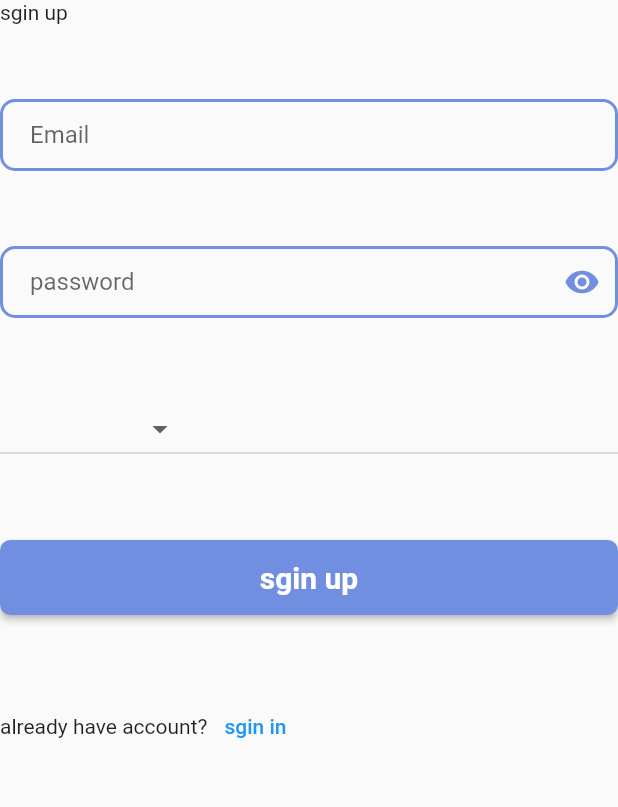
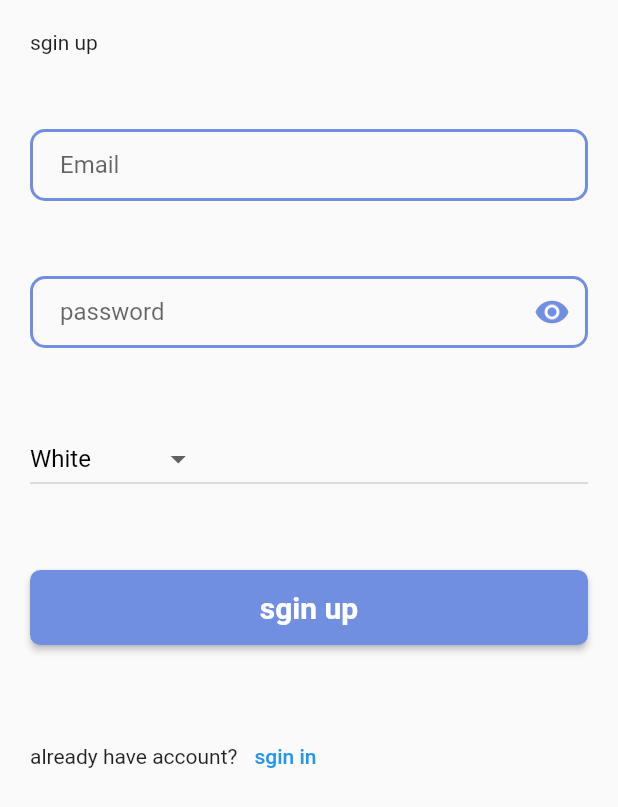
Before and after one commit to SohibAl-Bakri/lab_10, a Flutter app: the screen it shows after launch, after a tap on "sgin up", on a phone screen of 412 x 824 dp. Shown: the top 807 px of the screen. Run offline on Flutter 3.47's test engine with Material 2 defaults, Android fonts, the phone set to English and light mode, and no system bars; our stand-ins replace cloud_firestore, firebase_auth, firebase_core; accounts and stored records are empty; network calls fail.

Commit message:
first commit

```diff
--- a/lab-10--main/lib/screens/sgin_in.dart
+++ b/lab-10--main/lib/screens/sgin_in.dart
@@ -1,5 +1,6 @@
-// ignore_for_file: non_constant_identifier_names, camel_case_types, use_build_context_synchronously, unused_local_variable
+// ignore_for_file: non_constant_identifier_names, camel_case_types, unused_local_variable, use_build_context_synchronously, duplicate_ignore
 
+import 'package:cloud_firestore/cloud_firestore.dart';
 import 'package:firebase_auth/firebase_auth.dart';
 import 'package:flutter/material.dart';
 import 'package:lab10/screens/adjective.dart';
@@ -7,16 +8,32 @@ import 'package:lab10/widgets/widgets.dart';
 
 import 'sgin_up.dart';
 
-class Login extends StatelessWidget {
+String? userColor;
+void checkColor() async {
+  User? user = FirebaseAuth.instance.currentUser;
+  DocumentSnapshot userInfo =
+      await FirebaseFirestore.instance.collection('user').doc(user?.uid).get();
+  String userRole = userInfo['color'];
+  userColor = userRole;
+}
+
+class Login extends StatefulWidget {
   const Login({super.key});
 
   @override
-  Widget build(BuildContext context) {
+  State<Login> createState() => _LoginState();
+}
+
+class _LoginState extends State<Login> {
   TextEditingController Email = TextEditingController();
   TextEditingController PassWord = TextEditingController();
 
+  @override
+  Widget build(BuildContext context) {
     return Scaffold(
-      body: ListView(
+      body: Padding(
+        padding: EdgeInsets.all(20),
+        child: ListView(
           children: [
             const Text("login"),
             addVertecailSpacing(50),
@@ -45,10 +62,14 @@ class Login extends StatelessWidget {
                         content: Text("signed in successfully"),
                       ),
                     );
+                    checkColor();
+                    print(userColor);
+                    print(List);
+                    // ignore: use_build_context_synchronously
                     Navigator.push(
                         context,
                         MaterialPageRoute(
-                        builder: (context) => const AdjectivePage(),
+                          builder: (context) => AdjectivePage(),
                         ));
                   } catch (e) {
                     ScaffoldMessenger.of(context).showSnackBar(
@@ -68,7 +89,7 @@ class Login extends StatelessWidget {
                       Navigator.push(
                           context,
                           MaterialPageRoute(
-                          builder: (context) => Sginup(),
+                            builder: (context) => const Sginup(),
                           ));
                     },
                     child: const Text("sgin up"))
@@ -76,6 +97,7 @@ class Login extends StatelessWidget {
             )
           ],
         ),
+      ),
     );
   }
 }
--- a/lab-10--main/lib/screens/sgin_up.dart
+++ b/lab-10--main/lib/screens/sgin_up.dart
@@ -4,13 +4,12 @@ import 'package:cloud_firestore/cloud_firestore.dart';
 import 'package:firebase_auth/firebase_auth.dart';
 import 'package:flutter/material.dart';
 import 'package:lab10/screens/sgin_in.dart';
-
-import '../widgets/widgets.dart';
+import 'package:lab10/widgets/bottons.dart';
+import 'package:lab10/widgets/spacing.dart';
+import 'package:lab10/widgets/textField.dart';
 
 class Sginup extends StatefulWidget {
-   Sginup({super.key});
-
-  String chosenColor = "white";
+  const Sginup({super.key});
 
   @override
   State<Sginup> createState() => _SginupState();
@@ -19,23 +18,25 @@ class Sginup extends StatefulWidget {
 class _SginupState extends State<Sginup> {
   @override
   Widget build(BuildContext context) {
-    List? colors = [
+    List colors = [
       "White",
       "Red",
       "Blue",
       "Yellow",
-      "green",
-      "Red And Blue",
+      "Green",
+      "RedAndBlue",
       "Rainbow",
     ];
-    String chosenColor = '';
+    String chosenColor = "White";
     TextEditingController PassWord = TextEditingController();
     TextEditingController Email = TextEditingController();
 
     return StatefulBuilder(
       builder: (BuildContext context, setState) {
         return Scaffold(
-          body: ListView(
+          body: Padding(
+            padding: EdgeInsets.all(20),
+            child: ListView(
               children: [
                 const Text("sgin up"),
                 addVertecailSpacing(50),
@@ -43,15 +44,13 @@ class _SginupState extends State<Sginup> {
                     theController: Email,
                     hint: "Email",
                     visbleText: false,
-                inputType: TextInputType.emailAddress,
-              ),
+                    inputType: TextInputType.emailAddress),
                 addVertecailSpacing(50),
                 CustomTextField(
                     theController: PassWord,
                     hint: "password",
                     visbleText: true,
-                inputType: TextInputType.text,
-              ),
+                    inputType: TextInputType.text),
                 addVertecailSpacing(50),
                 DropdownButton(
                   value: chosenColor,
@@ -116,11 +115,11 @@ class _SginupState extends State<Sginup> {
                                 builder: (context) => const Login(),
                               ));
                         },
-                    child: const Text("sgin in"),
-                  ),
+                        child: const Text("sgin in"))
                   ],
                 )
               ],
+            ),
           ),
         );
       },
```
Also changed, not shown: lab-10--main/lib/screens/adjective.dart (+43 -6 lines), lab-10--main/lib/screens/home.dart (+6 -30 lines), lab-10--main/lib/screens/screens.dart (deleted). Lines whose indentation alone changed are shown as unchanged.
